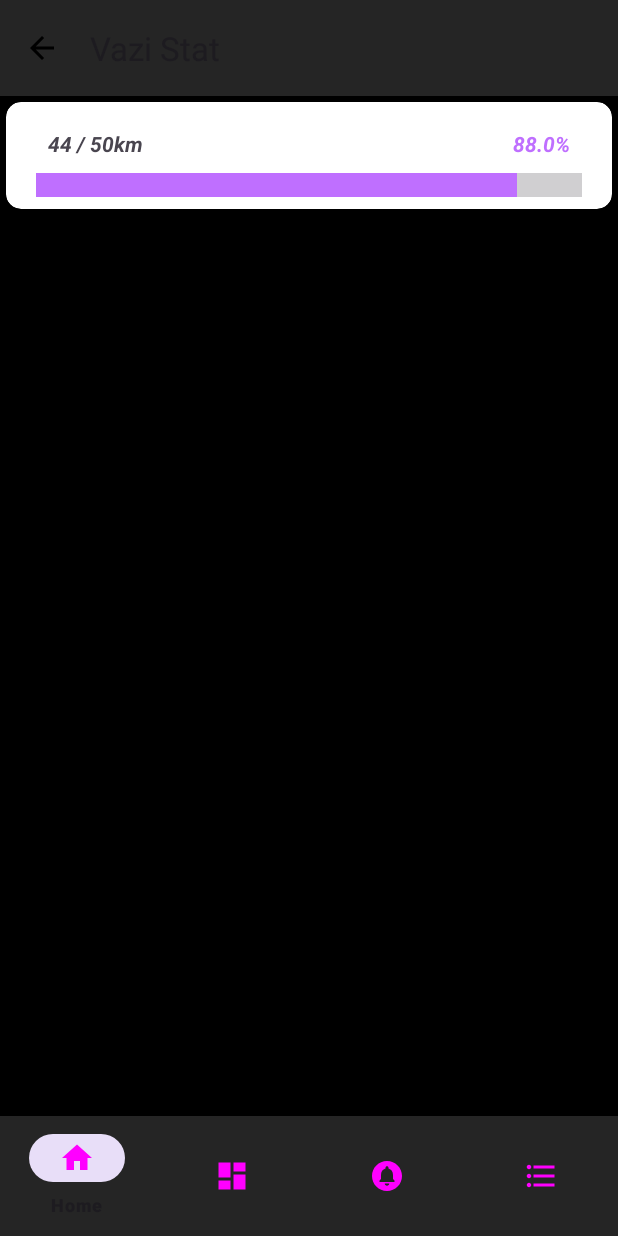
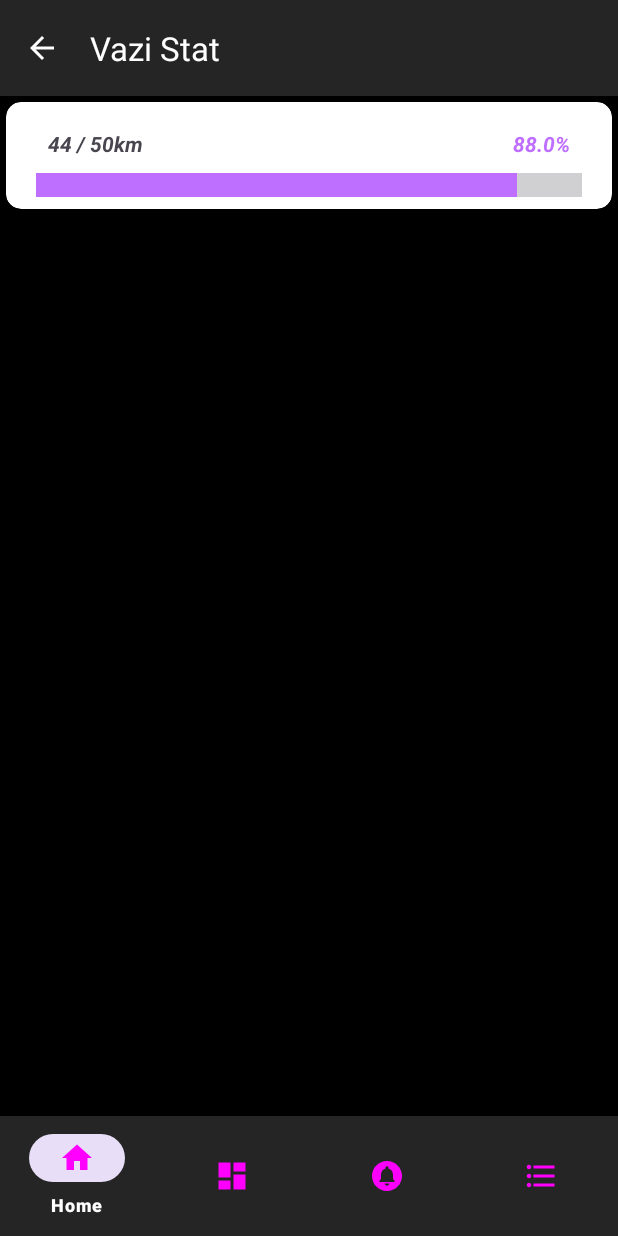
Before and after one commit to vaziman/VaziStat, an Android app: the screen it shows after launch (MainActivity), on a phone screen of 412 x 824 dp. Run offline under Robolectric (Android 15) with nearby library versions, the phone set to English and light mode, and no system bars; our stand-ins replace Volley; libraries missing offline, so code that uses them is left out: androidx.privacysandbox.tools; 7 statements that could not run were skipped.

Commit message:
change color theme

```diff
--- a/app/src/main/java/com/example/myapplication/MainActivity.kt
+++ b/app/src/main/java/com/example/myapplication/MainActivity.kt
@@ -49,8 +49,8 @@ class MainActivity : AppCompatActivity() {
             }
             true
         }
-            requestStravaData.getStravaAutorisationCode()
-            requestStravaData.refreshToken()
+             requestStravaData.getStravaAutorisationCode()
+             requestStravaData.refreshToken()
     }
 
     private fun replaceFragment(fragment: Fragment) {
--- a/app/src/main/res/drawable/arrow_back_for_toolbar.xml
+++ b/app/src/main/res/drawable/arrow_back_for_toolbar.xml
@@ -1,5 +1,5 @@
 <vector android:autoMirrored="true" android:height="24dp"
-    android:tint="#000000" android:viewportHeight="24"
+    android:tint="@color/white" android:viewportHeight="24"
     android:viewportWidth="24" android:width="24dp" xmlns:android="http://schemas.android.com/apk/res/android">
     <path android:fillColor="@android:color/white" android:pathData="M20,11H7.83l5.59,-5.59L12,4l-8,8 8,8 1.41,-1.41L7.83,13H20v-2z"/>
 </vector>
--- a/app/src/main/res/layout/activity_main.xml
+++ b/app/src/main/res/layout/activity_main.xml
@@ -40,7 +40,9 @@
                 style="@style/Theme.MyApplication"
                 app:menu="@menu/bottom_menu"
                 app:layout_constraintStart_toStartOf="parent"
-                app:layout_constraintEnd_toEndOf="parent">
+                app:layout_constraintEnd_toEndOf="parent"
+                app:itemTextColor="@color/white"
+        >
         </com.google.android.material.bottomnavigation.BottomNavigationView>
 
 
--- a/app/src/main/res/layout/bottom_nav_menu.xml
+++ b/app/src/main/res/layout/bottom_nav_menu.xml
@@ -8,8 +8,11 @@
         android:background="@color/gray"
         android:layout_gravity="bottom"
         app:layout_constraintBottom_toBottomOf="parent"
+        app:itemTextColor="@color/white"
         style="@style/Theme.MyApplication"
         app:menu="@menu/bottom_menu"
+
+
 
 >
 
--- a/app/src/main/res/layout/toolbar_main.xml
+++ b/app/src/main/res/layout/toolbar_main.xml
@@ -8,6 +8,7 @@
         android:background="@color/gray"
         android:elevation="4dp"
         android:theme="@style/ThemeOverlay.AppCompat.ActionBar"
+        app:titleTextColor="@color/white"
 
         app:navigationIcon="@drawable/arrow_back_for_toolbar"
 >
--- a/app/src/main/res/values/themes.xml
+++ b/app/src/main/res/values/themes.xml
@@ -21,6 +21,9 @@
         <item name="android:navigationBarColor">@color/gray</item>
         <item name="itemIconTint">@drawable/bottom_nav_item_background</item>
 
+<!--        <item name="android:textColorPrimary">@color/white</item> &lt;!&ndash; color toolbar text &ndash;&gt;-->
+<!--        <item name="android:textColor">@color/white</item>-->
+
         <item name="windowActionBar">false</item>
         <item name="windowNoTitle">true</item>
 
```
Also changed, not shown: app/src/main/res/drawable/bottom_nav_item_background.xml (+6 -2 lines).
